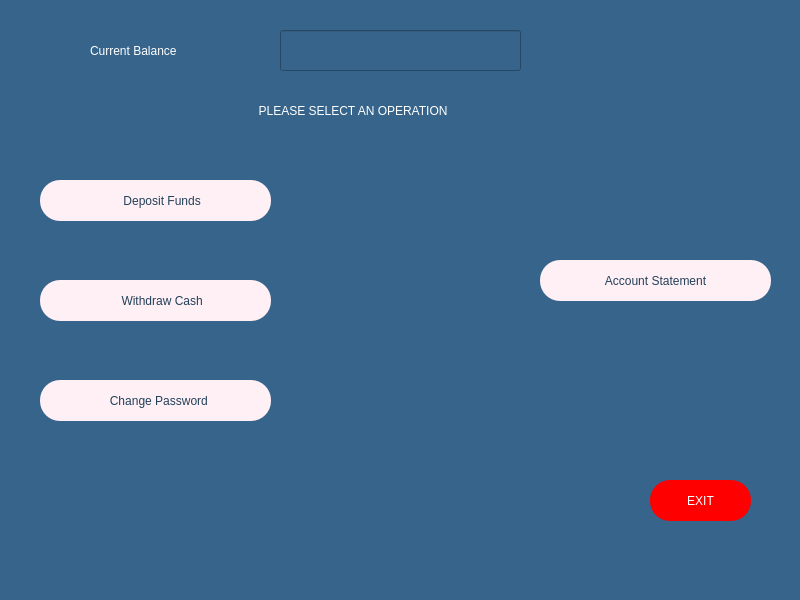
Above: customerpage.ui from melihorhanyilmaz/Project before the change. Below: the same form after it.
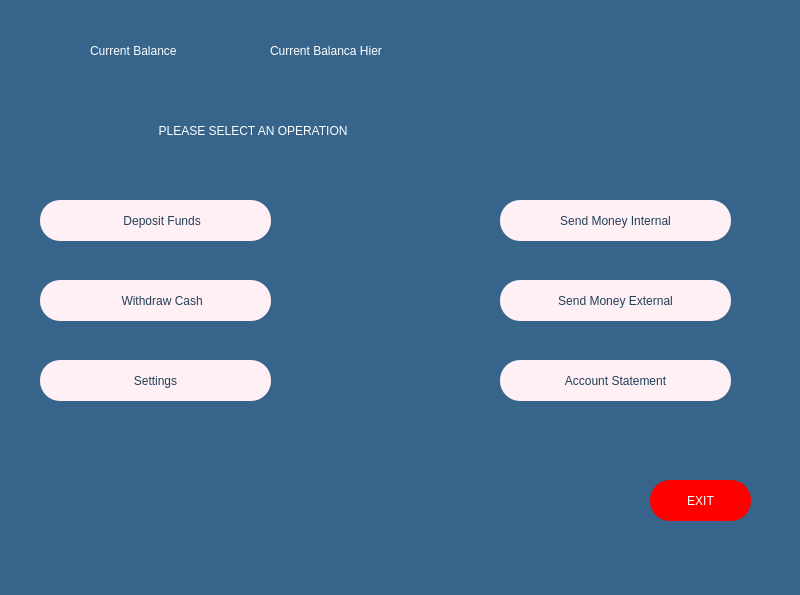
That is the form after the change. Icons and pictures are not drawn.

Commit message: Update by Nuseybe

Patch:
```diff
--- a/customerpage.ui
+++ b/customerpage.ui
@@ -7,7 +7,7 @@
     <x>0</x>
     <y>0</y>
     <width>800</width>
-    <height>600</height>
+    <height>595</height>
    </rect>
   </property>
   <property name="windowTitle">
@@ -21,7 +21,7 @@
     <property name="geometry">
      <rect>
       <x>40</x>
-      <y>180</y>
+      <y>200</y>
       <width>231</width>
       <height>41</height>
      </rect>
@@ -75,42 +75,7 @@
     </property>
     <property name="icon">
      <iconset>
-      <normaloff>withdraw.png</normaloff>withdraw.png</iconset>
-    </property>
-    <property name="iconSize">
-     <size>
-      <width>40</width>
-      <height>40</height>
-     </size>
-    </property>
-    <property name="checkable">
-     <bool>false</bool>
-    </property>
-   </widget>
-   <widget class="QPushButton" name="B_changePassword">
-    <property name="geometry">
-     <rect>
-      <x>40</x>
-      <y>380</y>
-      <width>231</width>
-      <height>41</height>
-     </rect>
-    </property>
-    <property name="layoutDirection">
-     <enum>Qt::RightToLeft</enum>
-    </property>
-    <property name="styleSheet">
-     <string notr="true">background-color: rgb(255, 240, 245);
-color: rgb(34, 64, 89);
-font: 63 14pt &quot;Montserrat SemiBold&quot;;
-border-radius: 20 </string>
-    </property>
-    <property name="text">
-     <string>  Change Password</string>
-    </property>
-    <property name="icon">
-     <iconset>
-      <normaloff>password.png</normaloff>password.png</iconset>
+      <normaloff>../../Desktop/proje hazırlık/Project-main/withdraw.png</normaloff>../../Desktop/proje hazırlık/Project-main/withdraw.png</iconset>
     </property>
     <property name="iconSize">
      <size>
@@ -125,8 +90,8 @@
    <widget class="QPushButton" name="B_statement">
     <property name="geometry">
      <rect>
-      <x>540</x>
-      <y>260</y>
+      <x>500</x>
+      <y>360</y>
       <width>231</width>
       <height>41</height>
      </rect>
@@ -167,35 +132,12 @@
      <bool>false</bool>
     </property>
    </widget>
-   <widget class="QLineEdit" name="li_show_balance">
-    <property name="geometry">
-     <rect>
-      <x>280</x>
-      <y>30</y>
-      <width>241</width>
-      <height>41</height>
-     </rect>
-    </property>
-    <property name="layoutDirection">
-     <enum>Qt::RightToLeft</enum>
-    </property>
-    <property name="styleSheet">
-     <string notr="true">color: rgb(255, 255, 255);
-font: 63 14pt &quot;Montserrat SemiBold&quot;;</string>
-    </property>
-    <property name="text">
-     <string/>
-    </property>
-    <property name="frame">
-     <bool>true</bool>
-    </property>
-   </widget>
    <widget class="QLineEdit" name="li_select_opr">
     <property name="geometry">
      <rect>
-      <x>250</x>
-      <y>90</y>
-      <width>371</width>
+      <x>150</x>
+      <y>110</y>
+      <width>481</width>
       <height>41</height>
      </rect>
     </property>
@@ -233,6 +175,89 @@
      <string>Current Balance</string>
     </property>
    </widget>
+   <widget class="QLabel" name="la_balance">
+    <property name="geometry">
+     <rect>
+      <x>270</x>
+      <y>30</y>
+      <width>281</width>
+      <height>41</height>
+     </rect>
+    </property>
+    <property name="styleSheet">
+     <string notr="true">font: 63 14pt &quot;Montserrat SemiBold&quot;;
+color: rgb(255, 255, 255);</string>
+    </property>
+    <property name="text">
+     <string>Current Balanca Hier</string>
+    </property>
+   </widget>
+   <widget class="QPushButton" name="B_internal">
+    <property name="geometry">
+     <rect>
+      <x>500</x>
+      <y>200</y>
+      <width>231</width>
+      <height>41</height>
+     </rect>
+    </property>
+    <property name="styleSheet">
+     <string notr="true">background-color: rgb(255, 240, 245);
+color: rgb(34, 64, 89);
+font: 63 14pt &quot;Montserrat SemiBold&quot;;
+border-radius: 20 </string>
+    </property>
+    <property name="text">
+     <string>Send Money Internal</string>
+    </property>
+    <property name="checkable">
+     <bool>false</bool>
+    </property>
+   </widget>
+   <widget class="QPushButton" name="B_external">
+    <property name="geometry">
+     <rect>
+      <x>500</x>
+      <y>280</y>
+      <width>231</width>
+      <height>41</height>
+     </rect>
+    </property>
+    <property name="styleSheet">
+     <string notr="true">background-color: rgb(255, 240, 245);
+color: rgb(34, 64, 89);
+font: 63 14pt &quot;Montserrat SemiBold&quot;;
+border-radius: 20 </string>
+    </property>
+    <property name="text">
+     <string>Send Money External</string>
+    </property>
+    <property name="checkable">
+     <bool>false</bool>
+    </property>
+   </widget>
+   <widget class="QPushButton" name="B_settings">
+    <property name="geometry">
+     <rect>
+      <x>40</x>
+      <y>360</y>
+      <width>231</width>
+      <height>41</height>
+     </rect>
+    </property>
+    <property name="styleSheet">
+     <string notr="true">background-color: rgb(255, 240, 245);
+color: rgb(34, 64, 89);
+font: 63 14pt &quot;Montserrat SemiBold&quot;;
+border-radius: 20 </string>
+    </property>
+    <property name="text">
+     <string>Settings</string>
+    </property>
+    <property name="checkable">
+     <bool>false</bool>
+    </property>
+   </widget>
   </widget>
   <widget class="QMenuBar" name="menubar">
    <property name="geometry">
```
Left out of the diff: 2 changed lines with no effect on the pictures.
